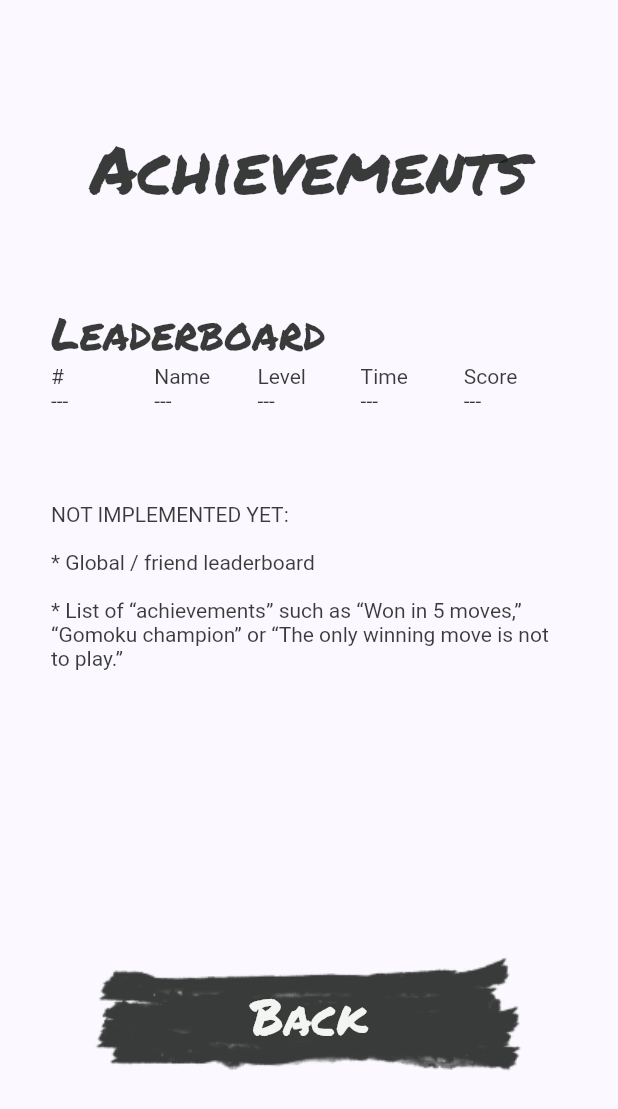
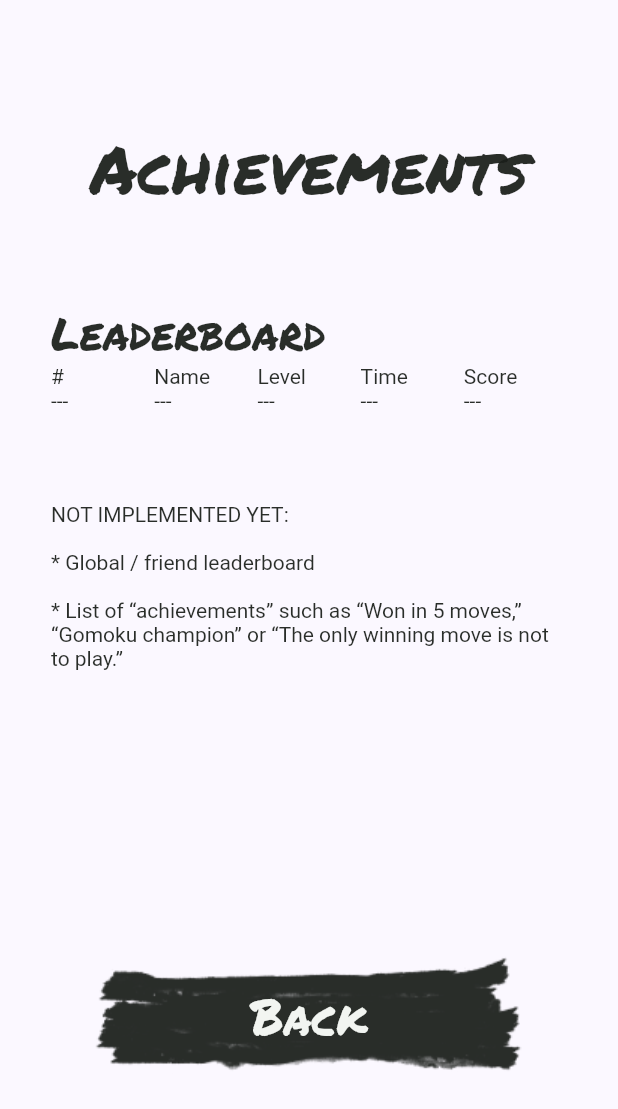
Before and after one commit to filiph/tictactoe, a Flutter app: the AchievementsScreen screen opened by its route, on a phone screen of 412 x 824 dp. Shown: the top 1109 px of the screen. Run offline on Flutter 3.47's test engine with Material 2 defaults, Android fonts, the phone set to English and light mode, and no system bars; our stand-ins replace go_router; statements that could not run were skipped.

Commit message:
Make the ink a bit darker

```diff
--- a/lib/src/style/colors.dart
+++ b/lib/src/style/colors.dart
@@ -70,6 +70,6 @@ class Palette {
   final darkPen = const Color(0xFF020887);
   final redPen = const Color(0xFF930006);
   final inkFullOpacity = const Color(0xff3a3e3a);
-  final ink = const Color(0xdd1a1e1a);
+  final ink = const Color(0xee1a1e1a);
   final background = const Color(0xfff2f5f1);
 }
```
